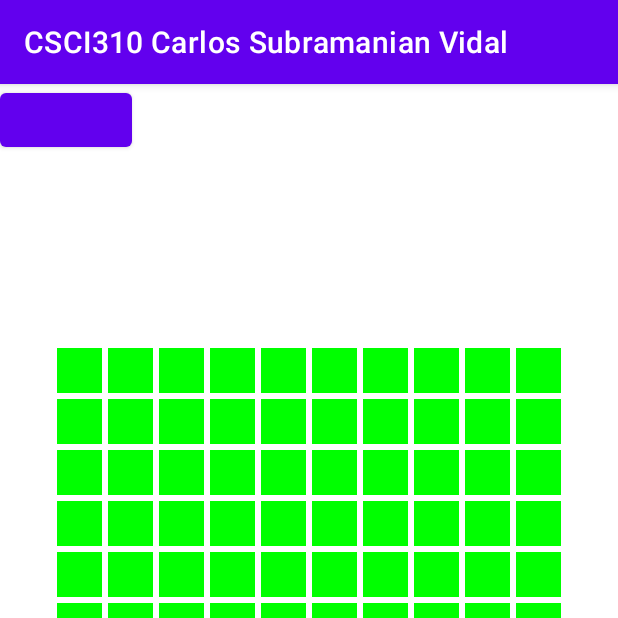
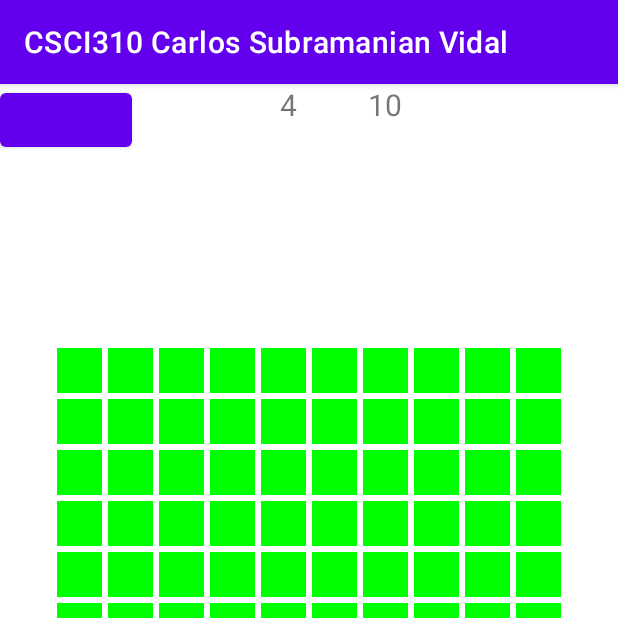
Before and after one commit to carloskiran/CSCI310_Project_1, an Android app: the screen it shows after launch (MainActivity), after a tap on an icon or button, on a phone screen of 412 x 824 dp, the top half of it. Run offline under Robolectric (Android 15) with nearby library versions, the phone set to English and light mode, and no system bars.

Commit message:
Timer and Flags done

```diff
--- a/app/src/main/java/com/example/csci310project1/MainActivity.java
+++ b/app/src/main/java/com/example/csci310project1/MainActivity.java
@@ -9,6 +9,7 @@ import android.os.Bundle;
 import android.view.View;
 import android.widget.TextView;
 import android.widget.Button;
+import android.os.Handler;
 
 import java.util.ArrayList;
 import java.util.Random;
@@ -30,6 +31,7 @@ public class MainActivity extends AppCompatActivity {
     private int flags;
     private int bombs;
     private int covered;
+    private int clock;
     private boolean flagging;
     private boolean hasWon;
     private boolean hasEnded;
@@ -53,6 +55,7 @@ public class MainActivity extends AppCompatActivity {
         hasEnded = false;
         flags = 0;
         bombs = 0;
+        clock = 0;
         covered = COLUMN_COUNT * ROW_COUNT;
 
         // dynamically created cells
@@ -93,6 +96,14 @@ public class MainActivity extends AppCompatActivity {
                 bombs++;
             }
         }
+
+        //set the flag count
+        TextView textView = (TextView) findViewById(R.id.flags);
+        int flagsLeft = BOMB_COUNT - flags;
+        String flagMessage = getResources().getString(R.string.flag) + " " + flagsLeft;
+        textView.setText(flagMessage);
+
+        runTimer();
     }
 
     private int findIndexOfCellTextView(TextView tv) {
@@ -122,6 +133,7 @@ public class MainActivity extends AppCompatActivity {
         } else {
             Intent intent = new Intent(this, PlayAgain.class);
             intent.putExtra("Won", hasWon);
+            intent.putExtra("Time", clock);
             startActivity(intent);
         }
     }
@@ -137,7 +149,7 @@ public class MainActivity extends AppCompatActivity {
     }
 
     //helper function for flagging
-    public void flagging(Cell c, TextView tv) {
+    private void flagging(Cell c, TextView tv) {
         //check if the cell has flagged or not
         if(c.flagged) {
             tv.setText("");
@@ -149,10 +161,16 @@ public class MainActivity extends AppCompatActivity {
             c.flagged = true;
             flags++;
         }
+
+        //update the flag count
+        TextView textView = (TextView) findViewById(R.id.flags);
+        int flagsLeft = BOMB_COUNT - flags;
+        String flagMessage = getResources().getString(R.string.flag) + " " + flagsLeft;
+        textView.setText(flagMessage);
     }
 
     //helper function for mining
-    public void mining(Cell c, TextView tv, int n) {
+    private void mining(Cell c, TextView tv, int n) {
         //change the mined state
         c.mined = true;
         //set the background to gray
@@ -209,11 +227,28 @@ public class MainActivity extends AppCompatActivity {
     }
 
     //helper function to reveal bombs
-    public void revealBombs() {
+    private void revealBombs() {
         for(int i = 0; i < BOMB_COUNT; i++) {
             int index = bombIndexes.get(i);
             cell_tvs.get(index).setText(getResources().getString(R.string.mine));
         }
     }
 
+    //function to run the stopwatch
+    private void runTimer() {
+        final TextView timeView = (TextView) findViewById(R.id.timeview);
+        final Handler handler = new Handler();
+        handler.post(new Runnable() {
+            @Override
+            public void run() {
+                String time = getResources().getString(R.string.clock) + " " + Integer.toString(clock);
+                timeView.setText(time);
+
+                if(!hasEnded) {
+                    clock++;
+                }
+                handler.postDelayed(this, 1000);
+            }
+        });
+    }
 }
--- a/app/src/main/res/layout/activity_main.xml
+++ b/app/src/main/res/layout/activity_main.xml
@@ -5,6 +5,32 @@
     android:layout_width="match_parent"
     android:layout_height="match_parent"
     tools:context=".MainActivity">
+
+    <TextView
+        android:id="@+id/flags"
+        android:layout_width="wrap_content"
+        android:layout_height="wrap_content"
+        android:layout_marginStart="0dp"
+        android:layout_marginTop="32dp"
+        android:layout_marginEnd="32dp"
+        android:text="flags"
+        android:textSize="20dp"
+        app:layout_constraintEnd_toEndOf="parent"
+        app:layout_constraintStart_toStartOf="parent"
+        />
+
+    <TextView
+        android:id="@+id/timeview"
+        android:layout_width="wrap_content"
+        android:layout_height="wrap_content"
+        android:layout_marginStart="128dp"
+        android:layout_marginTop="32dp"
+        android:layout_marginEnd="32dp"
+        android:text="0"
+        android:textSize="20dp"
+        app:layout_constraintEnd_toEndOf="parent"
+        app:layout_constraintStart_toStartOf="parent"
+        />
 
     <androidx.gridlayout.widget.GridLayout
         android:id="@+id/gridLayout01"
@@ -33,9 +59,7 @@
         android:layout_below = "@id/gridLayout01"
         android:layout_alignLeft = "@id/gridLayout01"
         android:onClick = "onClickFlagging"
-        >
-
-    </Button>
+        />
 
 
 </androidx.constraintlayout.widget.ConstraintLayout>
```
Also changed, not shown: app/src/main/java/com/example/csci310project1/PlayAgain.java (+4 -3 lines).
